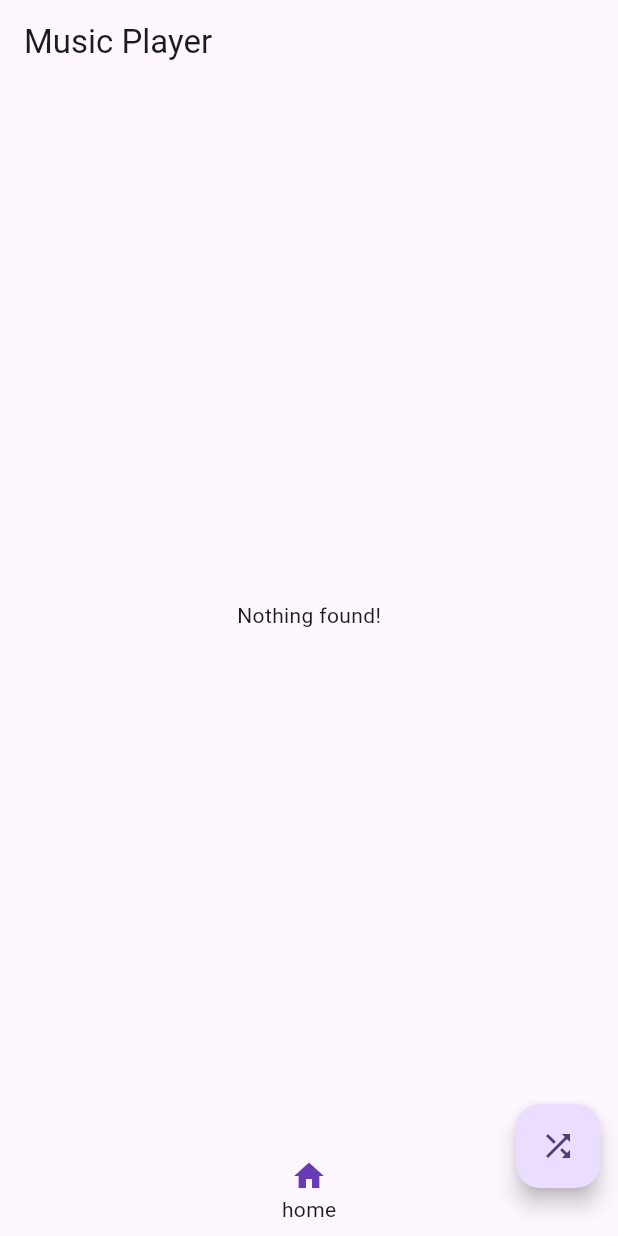
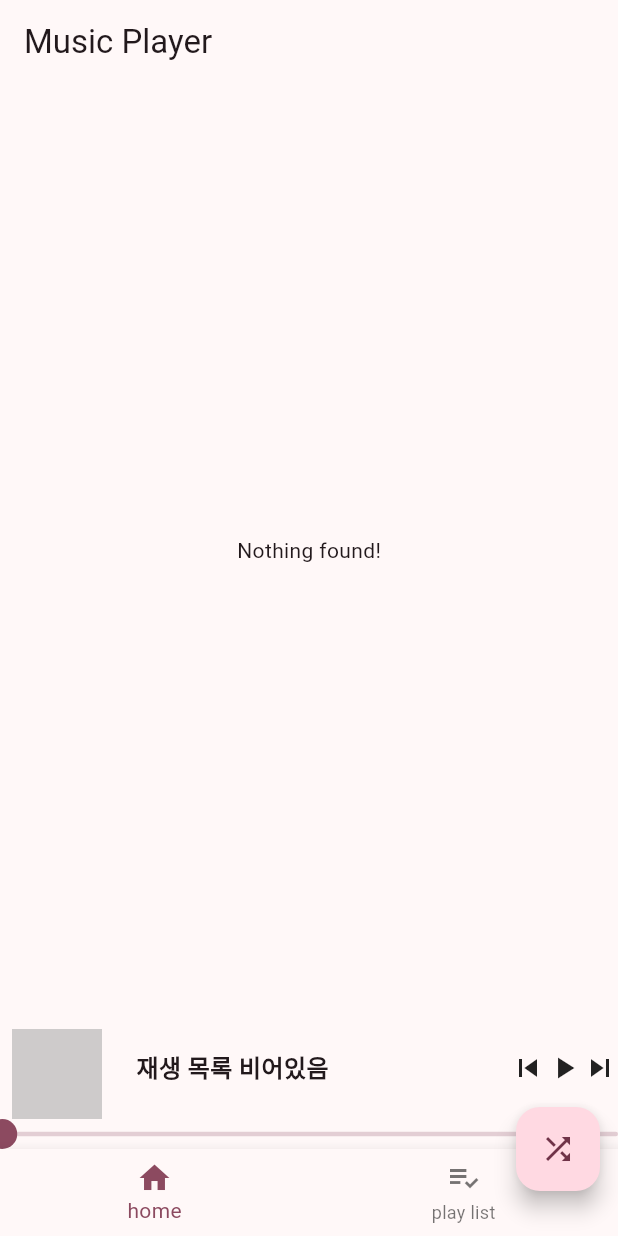
Before and after one commit to Dalso13/music-player, a Flutter app: the screen it shows after launch, on a phone screen of 412 x 824 dp. Run offline on Flutter 3.47's test engine with Material 3 defaults, Android fonts, the phone set to English and light mode, and no system bars; drawn by our look-alikes of audio_video_progress_bar; our stand-ins replace audio_service, freezed_annotation, get_it, go_router, just_audio, modal_bottom_sheet and 3 more; generated files the repository leaves out were written again.

Commit message:
feat : 음악 playList 구성 옵션 추가 및 사용감 개선

```diff
--- a/lib/domain/use_case/play_list/impl/set_music_list.dart
+++ b/lib/domain/use_case/play_list/impl/set_music_list.dart
@@ -25,8 +25,8 @@ class SetMusicList implements PlayListSetting {
     )
     ).toList());
     await _audioService.addQueueItems(songList.map((e) => e.toMediaItem()).toList());
-
-    await _player.setAudioSource(playList, initialIndex: index ?? 0);
+    if(index == null || index <= 0) return;
+    _audioService.skipToQueueItem(index);
   }
 
 }
--- /dev/null
+++ b/lib/domain/use_case/play_list/interface/add_song.dart
@@ -0,0 +1,5 @@
+import 'package:music_player/domain/model/audio_model.dart';
+
+abstract interface class AddSong {
+  void execute({required AudioModel model});
+}
--- /dev/null
+++ b/lib/domain/use_case/play_list/interface/insert_song.dart
@@ -0,0 +1,5 @@
+import 'package:music_player/domain/model/audio_model.dart';
+
+abstract interface class InsertSong {
+  void execute({required AudioModel model, required int index});
+}
--- a/lib/main.dart
+++ b/lib/main.dart
@@ -16,8 +16,9 @@ class MyApp extends StatelessWidget {
         routerConfig: router,
         title: 'Flutter Demo',
         theme: ThemeData(
-          colorScheme: ColorScheme.fromSeed(seedColor: Colors.deepPurple),
+          colorScheme: ColorScheme.fromSeed(seedColor: Colors.black),
           useMaterial3: true,
-        ));
+        ),
+    );
   }
 }
--- a/lib/view/ui/audio_part/audio_bar.dart
+++ b/lib/view/ui/audio_part/audio_bar.dart
@@ -24,7 +24,7 @@ class AudioBar extends StatelessWidget {
                   Row(
                     children: [
                       Container(
-                        margin: const EdgeInsets.only(right: 8, left: 8),
+                        margin: const EdgeInsets.only(right: 8, left: 8,top: 8),
                         width: 60,
                         height: 60,
                         child: Hero(
@@ -105,7 +105,7 @@ class AudioBar extends StatelessWidget {
                 ),
               ),
             ],
-          ),
+          )
         ),
       ],
     );
--- /dev/null
+++ b/lib/view/ui/audio_part/empty_audio_bar.dart
@@ -0,0 +1,71 @@
+import 'package:audio_video_progress_bar/audio_video_progress_bar.dart';
+import 'package:flutter/material.dart';
+
+class EmptyAudioBar extends StatelessWidget {
+  const EmptyAudioBar({super.key});
+
+  @override
+  Widget build(BuildContext context) {
+    return Column(
+      children: [
+        Row(
+          mainAxisAlignment: MainAxisAlignment.spaceBetween,
+          children: [
+            Row(
+              children: [
+                Container(
+                  margin: const EdgeInsets.only(right: 8, left: 8,top: 8),
+                  width: 60,
+                  height: 60,
+                  color: Colors.grey.withOpacity(0.5),
+                ),
+                Container(
+                  padding: const EdgeInsets.only(left: 8),
+                  width: 150,
+                  child: const Column(
+                    crossAxisAlignment: CrossAxisAlignment.center,
+                    children: [
+                      Text(
+                        '재생 목록 비어있음',
+                        softWrap: false,
+                        overflow: TextOverflow.ellipsis,
+                        style: TextStyle(
+                            fontWeight: FontWeight.bold, fontSize: 16),
+                        maxLines: 1,
+                      ),
+                    ],
+                  ),
+                ),
+              ],
+            ),
+            Container(
+              child: Row(
+                children: [
+                  Container(
+                      child: Icon(Icons.skip_previous)
+                  ),
+                  Container(
+                      child: const Icon(Icons.play_arrow)
+                  ),
+                  Container(
+                      child: Icon(Icons.skip_next)
+                  ),
+                ],
+              ),
+            ),
+          ],
+        ),
+        Container(
+          child: const ProgressBar(
+            progress: Duration.zero,
+            buffered: null,
+            total: Duration.zero,
+            onSeek: null,
+            timeLabelLocation: TimeLabelLocation.none,
+            barHeight: 3,
+          ),
+        ),
+      ],
+    );
+  }
+}
--- a/lib/view/ui/main/main_screen.dart
+++ b/lib/view/ui/main/main_screen.dart
@@ -1,5 +1,4 @@
 import 'package:flutter/material.dart';
-import 'package:go_router/go_router.dart';
 import 'package:modal_bottom_sheet/modal_bottom_sheet.dart';
 import 'package:music_player/view/ui/play_screen/now_play_music_screen.dart';
 import 'package:music_player/view/ui/audio_part/audio_bar.dart';
@@ -7,7 +6,8 @@ import 'package:music_player/view/view_model/main_view_model.dart';
 import 'package:permission_handler/permission_handler.dart';
 import 'package:provider/provider.dart';
 
-import '../main_part/music_list_view.dart';
+import '../audio_part/empty_audio_bar.dart';
+import '../song_part/music_list_view.dart';
 
 class MainScreen extends StatefulWidget {
   const MainScreen({super.key});
@@ -67,9 +67,8 @@ class _MainScreenState extends State<MainScreen> {
                               ? const Text("Nothing found!")
                               : const MusicListView()),
             ),
-          state.nowPlaySong.id < 0
-              ? Container()
-              : GestureDetector(
+            viewModel.mainState.playList.isNotEmpty
+                ? GestureDetector(
                     onTap: () {
                       final myModel =
                           Provider.of<MainViewModel>(context, listen: false);
@@ -82,7 +81,10 @@ class _MainScreenState extends State<MainScreen> {
                                 child: const NowPlayMusicScreen());
                           });
                     },
-                  child: const AudioBar(),),
+                    child:
+                        Container(color: Colors.white, child: const AudioBar()),
+                  )
+                : const EmptyAudioBar(),
           ],
         ),
         floatingActionButton: FloatingActionButton(
@@ -90,35 +92,27 @@ class _MainScreenState extends State<MainScreen> {
           onPressed: viewModel.shufflePlayList,
           child: Icon(Icons.shuffle),
         ),
-      floatingActionButtonLocation: FloatingActionButtonLocation.miniEndDocked,
-      bottomNavigationBar: Container(
-        width: double.maxFinite,
-        height: 60,
-        child: const InkWell(
-          child: Padding(
-            padding: EdgeInsets.all(8.0),
-            child: Column(
-              children: <Widget>[
-                Icon(Icons.home, color: Colors.deepPurple),
-                Text('home'),
+        floatingActionButtonLocation:
+            FloatingActionButtonLocation.miniEndDocked,
+        bottomNavigationBar: BottomNavigationBar(
+          items: const [
+            BottomNavigationBarItem(icon: Icon(Icons.home), label: 'home'),
+            BottomNavigationBarItem(
+                icon: Icon(Icons.playlist_add_check), label: 'play list'),
           ],
-            ),
-          ),
-        ),
-      ),
-    );
+        ));
   }
+
   void goRouters() {
-    final myModel =
-    Provider.of<MainViewModel>(context, listen: false);
+    final myModel = Provider.of<MainViewModel>(context, listen: false);
     showMaterialModalBottomSheet(
         context: context,
         builder: (context) {
           return ChangeNotifierProvider.value(
-              value: myModel,
-              child: const NowPlayMusicScreen());
+              value: myModel, child: const NowPlayMusicScreen());
         });
   }
+
   Widget noAccessToLibraryWidget() {
     return Container(
       decoration: BoxDecoration(
--- a/lib/view/view_model/main_view_model.dart
+++ b/lib/view/view_model/main_view_model.dart
@@ -1,7 +1,11 @@
 import 'package:audio_service/audio_service.dart';
 import 'package:flutter/material.dart';
+import 'package:music_player/data/mapper/audio_model_mapper.dart';
 import 'package:music_player/data/mapper/mediaItem_mapper.dart';
+import 'package:music_player/domain/model/audio_model.dart';
 import 'package:music_player/domain/use_case/color/interface/imag_base_color.dart';
+import 'package:music_player/domain/use_case/play_list/interface/add_song.dart';
+import 'package:music_player/domain/use_case/play_list/interface/insert_song.dart';
 
 // 리포지터리
 import '../../domain/repository/song_repository.dart';
@@ -46,6 +50,8 @@ class MainViewModel extends ChangeNotifier {
   final AudioPlayerStateStream _audioPlayerStateStream;
   final DisposeController _disposeController;
   final ImageBaseColor _imageBaseColor;
+  final InsertSong _insertSong;
+  final AddSong _addSong;
   // use_case
 
   MainViewModel({
@@ -63,6 +69,8 @@ class MainViewModel extends ChangeNotifier {
     required AudioPlayerStateStream audioPlayerPositionStream,
     required DisposeController disposeController,
     required ImageBaseColor imageBaseColor,
+    required InsertSong insertSong,
+    required AddSong addSong,
   })  : _songRepository = songRepository,
         _setMusicList = setMusicList,
         _playController = playController,
@@ -76,6 +84,8 @@ class MainViewModel extends ChangeNotifier {
         _audioPlayerStateStream = audioPlayerPositionStream,
         _disposeController = disposeController,
         _imageBaseColor = imageBaseColor,
+        _insertSong = insertSong,
+        _addSong = addSong,
         _audioHandler = audioHandler;
 
   ProgressBarState get progressNotifier => _progressNotifier;
@@ -161,6 +171,17 @@ class MainViewModel extends ChangeNotifier {
     notifyListeners();
   }
 
+  // TODO: 재생 목록에 곡 추가
+  void addSong({bool isCurrentPlaylistNext = false, required AudioModel song}) async {
+    isCurrentPlaylistNext
+        ? _insertSong.execute(model: song, index: _mainState.currentIndex)
+        : _addSong.execute(model: song);
+  }
+  // TODO: 재생 목록에 곡 추가
+  void removeSong({required int index}) async {
+
+  }
+
 
 
 
```
Also changed, not shown: lib/di/di_setup.dart (+12 -17 lines), lib/domain/use_case/play_list/impl/add_song_impl.dart (added, +18 -0 lines), lib/domain/use_case/play_list/impl/insert_song_impl.dart (added, +18 -0 lines), lib/service/audio_handler.dart (+44 -0 lines), lib/view/ui/main_part/music_list_view.dart (deleted, +0 -42 lines), lib/view/ui/play_screen/now_play_list_screen.dart (+42 -29 lines), lib/view/ui/play_screen/now_play_music_screen.dart (+17 -14 lines), lib/view/ui/song_part/detail_song_control.dart (added, +65 -0 lines), lib/view/ui/song_part/music_list_view.dart (added, +50 -0 lines), lib/view/ui/song_part/song_tile.dart (added, +43 -0 lines). Lines whose indentation alone changed are shown as unchanged.
